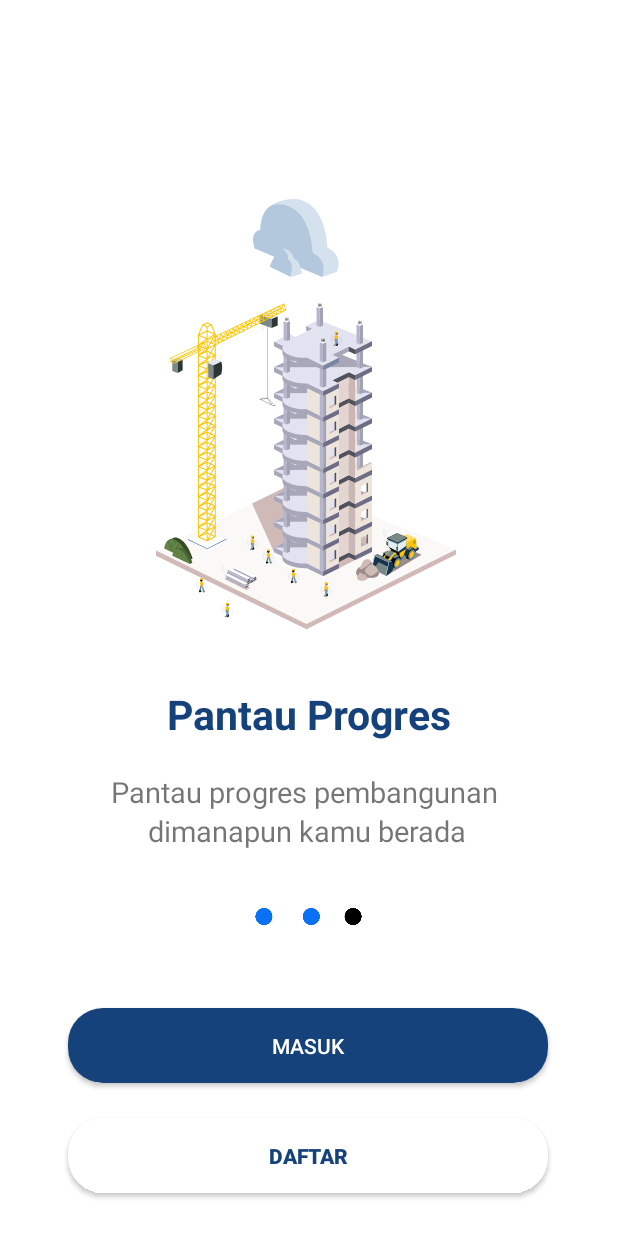
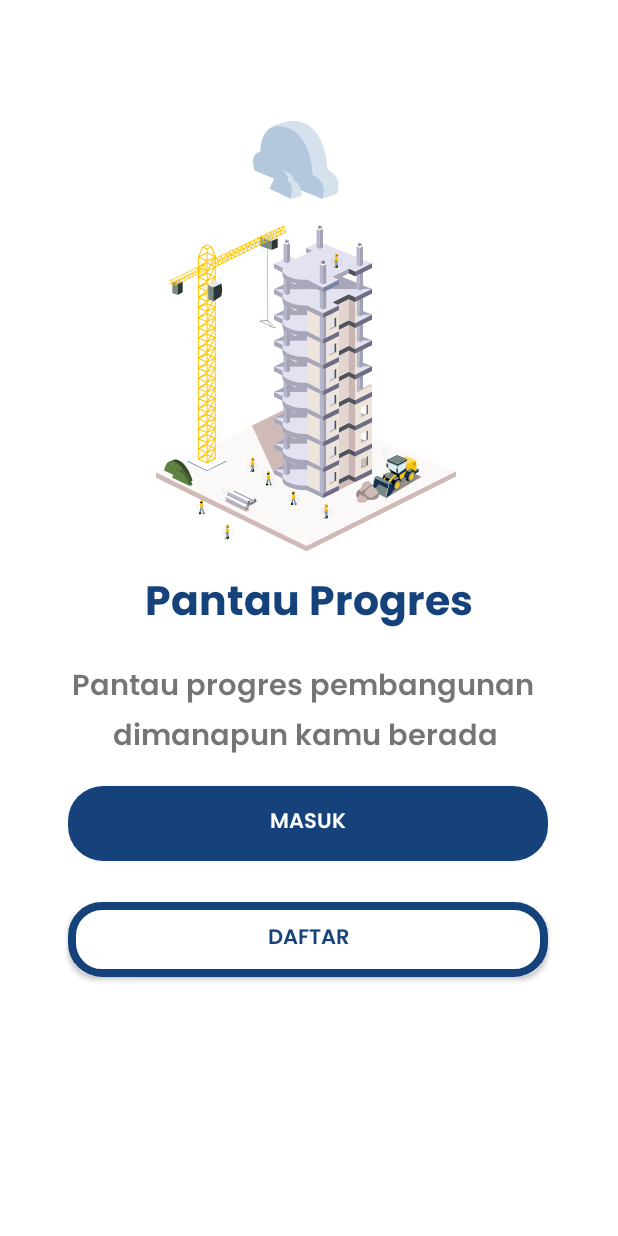
Before and after one commit to Zainul-Code/HOME-BUILDRRR-Apps, an Android app: the fragment ThirdScreen placed in its activity, on a phone screen of 412 x 824 dp. Run offline under Robolectric (Android 15) with nearby library versions, the phone set to English and light mode, and no system bars; our stand-ins replace Firebase (no records; nobody signed in at launch, a user with empty details on screens opened directly); 1 statement that could not run was skipped.

Commit message:
commit 1

```diff
--- a/app/build.gradle
+++ b/app/build.gradle
@@ -71,6 +71,7 @@ dependencies {
     implementation platform('com.google.firebase:firebase-bom:31.0.3')
     implementation 'com.google.firebase:firebase-analytics-ktx'
     implementation 'com.google.firebase:firebase-auth-ktx:21.1.0'
+    implementation 'com.tbuonomo:dotsindicator:4.3'
 
     implementation 'com.google.android.gms:play-services-location:21.0.1'
     implementation 'com.google.maps.android:android-maps-utils:2.3.0'
--- a/app/src/main/java/com/zainul/buildrrr/SplashFragment.kt
+++ b/app/src/main/java/com/zainul/buildrrr/SplashFragment.kt
@@ -22,10 +22,10 @@ class SplashFragment : Fragment() {
         Handler().postDelayed({
             //kondisi if masih belum aktif function onboardingfinsih belum valid
             if (user != null) {
-                findNavController().navigate(R.id.action_Daftar_to_PickRoleLogin)
+                findNavController().navigate(R.id.action_splashFragment_to_viewPagerFragment)
              //sementara ptoses yang pertama kali ter eksesuksi adalah kondisi else
             } else {
-                findNavController().navigate(R.id.action_splashFragment_to_viewPagerFragment)
+                findNavController().navigate(R.id.action_Daftar_to_PickRoleLogin)
             }
         }, 6000)
         // Inflate the layout for this fragment
--- /dev/null
+++ b/app/src/main/res/drawable-v24/button_daftar.xml
@@ -0,0 +1,9 @@
+<?xml version="1.0" encoding="utf-8"?>
+<shape xmlns:android="http://schemas.android.com/apk/res/android"
+    android:shape="rectangle">
+    <gradient android:startColor="#FFFFFF"
+        android:endColor="#FFFFFF"
+        android:angle="270" />
+    <corners android:radius="20dp" />
+    <stroke android:width="8px" android:color="#16427B" />
+</shape>
--- a/app/src/main/res/layout/fragment_third_screen.xml
+++ b/app/src/main/res/layout/fragment_third_screen.xml
@@ -8,38 +8,38 @@
     tools:context=".onboarding.screens.ThirdScreen">
 
 
-
     <Button
         android:id="@+id/LoginMitra1"
         android:layout_width="320dp"
         android:layout_height="50dp"
+        android:layout_marginTop="15dp"
         android:background="@drawable/button_rounded"
         android:text="Masuk"
         android:textColor="@color/putih"
         android:textSize="14sp"
+        android:fontFamily="@font/poppinssemibold"
         app:layout_constraintBottom_toBottomOf="parent"
         app:layout_constraintEnd_toEndOf="parent"
-        app:layout_constraintHorizontal_bias="0.492"
+        app:layout_constraintHorizontal_bias="0.494"
         app:layout_constraintStart_toStartOf="parent"
-        app:layout_constraintTop_toTopOf="parent"
-        app:layout_constraintVertical_bias="0.868" />
-
+        app:layout_constraintTop_toBottomOf="@+id/textView16"
+        app:layout_constraintVertical_bias="0.0" />
 
     <Button
         android:id="@+id/LoginClient2"
         android:layout_width="320dp"
         android:layout_height="50dp"
-        android:background="@drawable/button_rounded_putih"
+        android:background="@drawable/button_daftar"
         android:text="Daftar"
         android:textColor="@color/navy"
         android:textSize="14sp"
-        android:textStyle="bold"
+        android:fontFamily="@font/poppinssemibold"
         app:layout_constraintBottom_toBottomOf="parent"
         app:layout_constraintEnd_toEndOf="@+id/LoginMitra1"
-        app:layout_constraintHorizontal_bias="0.498"
+        app:layout_constraintHorizontal_bias="0.0"
         app:layout_constraintStart_toStartOf="@+id/LoginMitra1"
         app:layout_constraintTop_toBottomOf="@+id/LoginMitra1"
-        app:layout_constraintVertical_bias="0.452" />
+        app:layout_constraintVertical_bias="0.136" />
 
     <com.airbnb.lottie.LottieAnimationView
         android:id="@+id/imageView4"
@@ -50,7 +50,7 @@
         app:layout_constraintHorizontal_bias="0.493"
         app:layout_constraintStart_toStartOf="parent"
         app:layout_constraintTop_toTopOf="parent"
-        app:layout_constraintVertical_bias="0.205"
+        app:layout_constraintVertical_bias="0.100"
         app:lottie_autoPlay="true"
         app:lottie_fileName="onboard3.json"
         app:lottie_loop="true" />
@@ -62,21 +62,20 @@
         android:text="Pantau Progres"
         android:textColor="@color/navy"
         android:textSize="27sp"
-        android:textStyle="bold"
-        app:layout_constraintBottom_toTopOf="@+id/imageView14"
+        android:fontFamily="@font/poppinsbold"
         app:layout_constraintEnd_toEndOf="parent"
         app:layout_constraintStart_toStartOf="parent"
-        app:layout_constraintTop_toTopOf="parent"
-        app:layout_constraintVertical_bias="0.805" />
+        app:layout_constraintTop_toBottomOf="@+id/imageView4"
+        app:layout_constraintVertical_bias="0.0" />
 
     <TextView
         android:id="@+id/textView13"
         android:layout_width="wrap_content"
         android:layout_height="wrap_content"
-        android:layout_marginTop="20dp"
+        android:layout_marginTop="15dp"
         android:text="Pantau progres pembangunan"
         android:textSize="19sp"
-        android:textStyle="normal"
+        android:fontFamily="@font/poppinssemibold"
         app:layout_constraintEnd_toEndOf="@+id/textView10"
         app:layout_constraintHorizontal_bias="0.545"
         app:layout_constraintStart_toStartOf="@+id/textView10"
@@ -89,23 +88,11 @@
         android:layout_height="wrap_content"
         android:text="dimanapun kamu berada"
         android:textSize="19sp"
-        android:textStyle="normal"
-        app:layout_constraintBottom_toTopOf="@+id/imageView14"
+        android:fontFamily="@font/poppinssemibold"
         app:layout_constraintEnd_toEndOf="@+id/textView13"
         app:layout_constraintHorizontal_bias="0.531"
         app:layout_constraintStart_toStartOf="@+id/textView13"
-        app:layout_constraintTop_toBottomOf="@+id/textView13"
-        app:layout_constraintVertical_bias="0.0" />
+        app:layout_constraintTop_toBottomOf="@+id/textView13" />
 
-    <ImageView
-        android:id="@+id/imageView14"
-        android:layout_width="110dp"
-        android:layout_height="11dp"
-        android:src="@drawable/indicator3"
-        app:layout_constraintBottom_toTopOf="@+id/LoginMitra1"
-        app:layout_constraintEnd_toEndOf="parent"
-        app:layout_constraintHorizontal_bias="0.498"
-        app:layout_constraintStart_toStartOf="parent"
-        app:layout_constraintTop_toBottomOf="@+id/imageView4"
-        app:layout_constraintVertical_bias="0.76" />
+
 </androidx.constraintlayout.widget.ConstraintLayout>
--- a/settings.gradle
+++ b/settings.gradle
@@ -10,6 +10,7 @@ dependencyResolutionManagement {
     repositories {
         google()
         mavenCentral()
+        jcenter()
     }
 }
 rootProject.name = "BUILDRRR"
```
Also changed, not shown: app/src/main/java/com/zainul/buildrrr/onboarding/ViewPagerFragment.kt (+9 -0 lines), app/src/main/res/layout/fragment_first_screen.xml (+7 -20 lines), app/src/main/res/layout/fragment_second_screen.xml (+5 -19 lines), app/src/main/res/layout/fragment_view_pager.xml (+22 -2 lines), app/src/main/res/font/poppinsbold.ttf (added), app/src/main/res/font/poppinsextrabold.ttf (added), app/src/main/res/font/poppinsmedium.ttf (added), app/src/main/res/font/poppinsregular.ttf (added), app/src/main/res/font/poppinssemibold.ttf (added).
